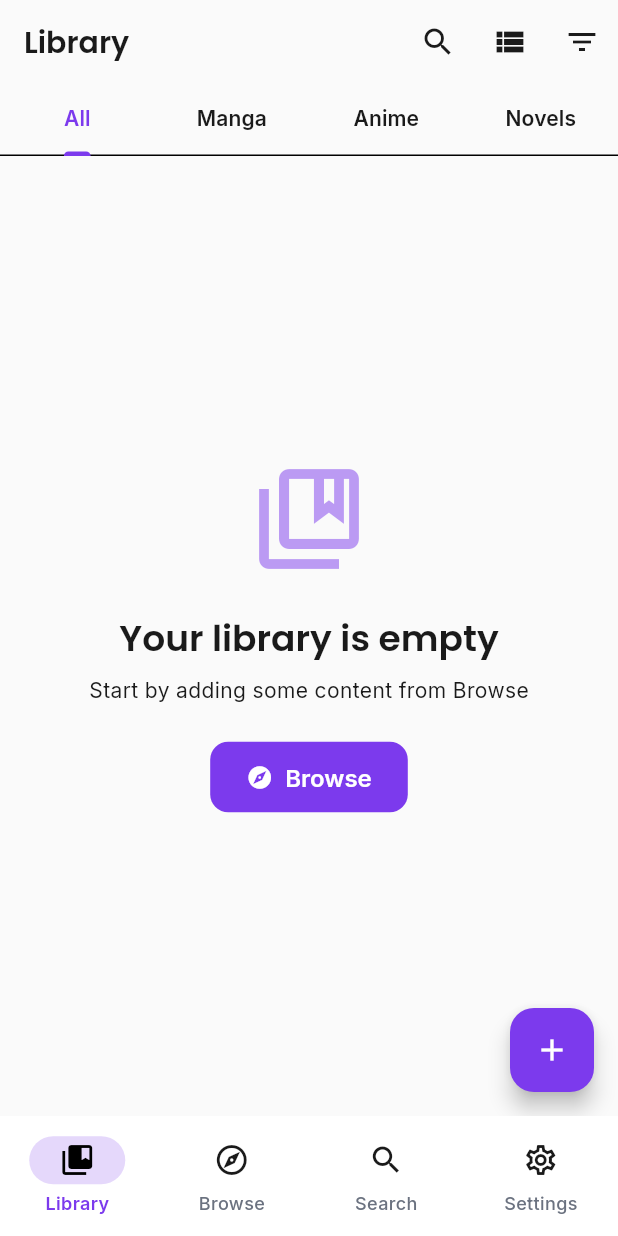
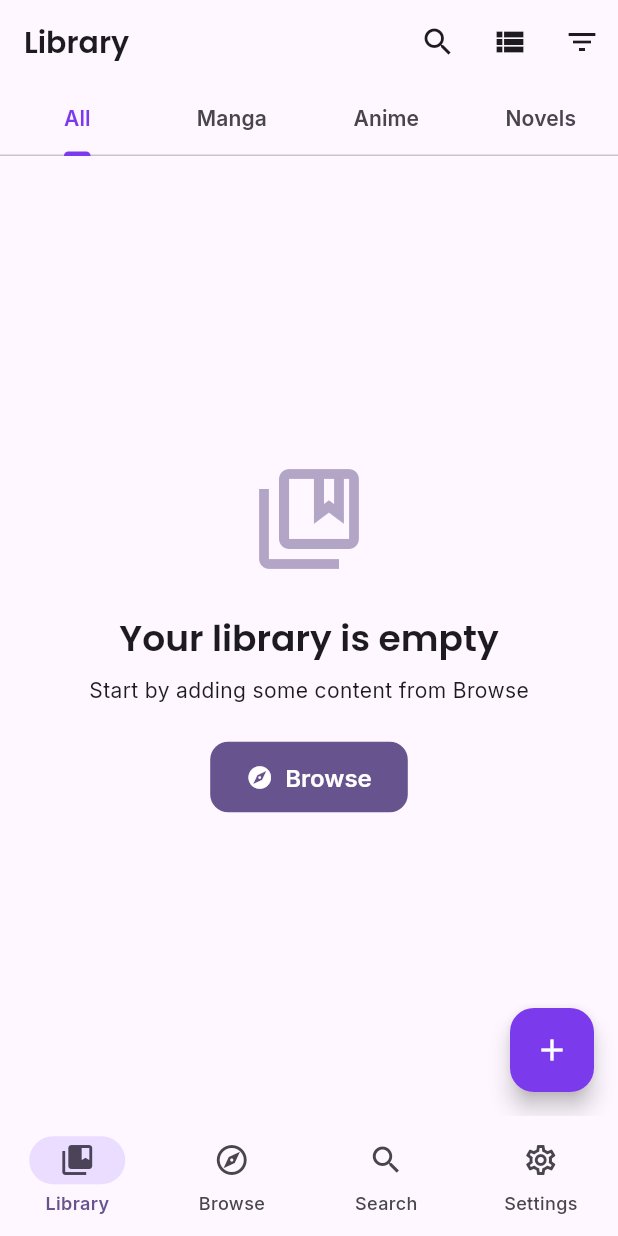
Before and after one commit to HUNTERZEN/aniwhere, a Flutter app: the screen it shows after launch, on a phone screen of 412 x 824 dp. Run offline on Flutter 3.47's test engine with Material 3 defaults, Android fonts, the phone set to English and light mode, and no system bars; drawn by our look-alikes of dynamic_color; our stand-ins replace cached_network_image, dio, file_picker, flutter_riverpod, go_router, google_fonts and 4 more; missing offline and left inert: flutter_web_auth_2, media_kit, media_kit_video; accounts and stored records are empty; generated files the repository leaves out were written again.

Commit message:
feat: integrate dynamic color support for Material You theming

```diff
--- a/lib/core/theme/app_theme.dart
+++ b/lib/core/theme/app_theme.dart
@@ -1,97 +1,96 @@
 import 'package:flutter/material.dart';
 import 'package:google_fonts/google_fonts.dart';
+import 'package:dynamic_color/dynamic_color.dart';
 import 'app_colors.dart';
 
 /// Theme configuration for Aniwhere
-/// Follows Material 3 design guidelines
+/// Follows Material 3 design guidelines with Material You dynamic colors
 class AppTheme {
   AppTheme._();
 
+  // Default purple color scheme (fallback when dynamic colors unavailable)
+  static const _defaultSeedColor = AppColors.primary;
+
   // Dark Theme (Default)
-  static ThemeData get darkTheme {
+  static ThemeData darkTheme([ColorScheme? dynamicScheme]) {
+    final colorScheme = dynamicScheme?.harmonized() ??
+        ColorScheme.fromSeed(
+          seedColor: _defaultSeedColor,
+          brightness: Brightness.dark,
+        );
+
     return ThemeData(
       useMaterial3: true,
       brightness: Brightness.dark,
-      colorScheme: const ColorScheme.dark(
-        primary: AppColors.primary,
-        primaryContainer: AppColors.primaryDark,
-        secondary: AppColors.accent,
-        secondaryContainer: AppColors.accentDark,
-        surface: AppColors.surfaceDark,
-        error: AppColors.error,
-        onPrimary: Colors.white,
-        onSecondary: Colors.black,
-        onSurface: AppColors.textPrimaryDark,
-        onError: Colors.white,
-      ),
-      scaffoldBackgroundColor: AppColors.bgDark,
+      colorScheme: colorScheme,
+      scaffoldBackgroundColor: colorScheme.surface,
       // AppBar Theme
       appBarTheme: AppBarTheme(
-        backgroundColor: AppColors.bgDark,
-        foregroundColor: AppColors.textPrimaryDark,
+        backgroundColor: colorScheme.surface,
+        foregroundColor: colorScheme.onSurface,
         elevation: 0,
         centerTitle: false,
         titleTextStyle: GoogleFonts.poppins(
           fontSize: 20,
           fontWeight: FontWeight.w600,
-          color: AppColors.textPrimaryDark,
+          color: colorScheme.onSurface,
         ),
       ),
       // Card Theme
       cardTheme: CardThemeData(
-        color: AppColors.cardDark,
+        color: colorScheme.surfaceContainerHighest,
         elevation: 0,
         shape: RoundedRectangleBorder(
           borderRadius: BorderRadius.circular(12),
         ),
       ),
       // Bottom Navigation Theme
-      bottomNavigationBarTheme: const BottomNavigationBarThemeData(
-        backgroundColor: AppColors.surfaceDark,
-        selectedItemColor: AppColors.primary,
-        unselectedItemColor: AppColors.textSecondaryDark,
+      bottomNavigationBarTheme: BottomNavigationBarThemeData(
+        backgroundColor: colorScheme.surface,
+        selectedItemColor: colorScheme.primary,
+        unselectedItemColor: colorScheme.onSurfaceVariant,
         type: BottomNavigationBarType.fixed,
         elevation: 8,
       ),
       // Navigation Bar Theme (Material 3)
       navigationBarTheme: NavigationBarThemeData(
-        backgroundColor: AppColors.surfaceDark,
-        indicatorColor: AppColors.primary.withOpacity(0.2),
+        backgroundColor: colorScheme.surface,
+        indicatorColor: colorScheme.primaryContainer,
         labelTextStyle: WidgetStateProperty.resolveWith((states) {
           if (states.contains(WidgetState.selected)) {
             return GoogleFonts.inter(
               fontSize: 12,
               fontWeight: FontWeight.w600,
-              color: AppColors.primary,
+              color: colorScheme.primary,
             );
           }
           return GoogleFonts.inter(
             fontSize: 12,
             fontWeight: FontWeight.w500,
-            color: AppColors.textSecondaryDark,
+            color: colorScheme.onSurfaceVariant,
           );
         }),
       ),
       // Input Decoration Theme
       inputDecorationTheme: InputDecorationTheme(
         filled: true,
-        fillColor: AppColors.cardDark,
+        fillColor: colorScheme.surfaceContainerHighest,
         border: OutlineInputBorder(
           borderRadius: BorderRadius.circular(12),
           borderSide: BorderSide.none,
         ),
         focusedBorder: OutlineInputBorder(
           borderRadius: BorderRadius.circular(12),
-          borderSide: const BorderSide(color: AppColors.primary, width: 2),
+          borderSide: BorderSide(color: colorScheme.primary, width: 2),
         ),
         contentPadding: const EdgeInsets.symmetric(horizontal: 16, vertical: 14),
-        hintStyle: GoogleFonts.inter(color: AppColors.textTertiaryDark),
+        hintStyle: GoogleFonts.inter(color: colorScheme.onSurfaceVariant),
       ),
       // Elevated Button Theme
       elevatedButtonTheme: ElevatedButtonThemeData(
         style: ElevatedButton.styleFrom(
-          backgroundColor: AppColors.primary,
-          foregroundColor: Colors.white,
+          backgroundColor: colorScheme.primary,
+          foregroundColor: colorScheme.onPrimary,
           elevation: 0,
           padding: const EdgeInsets.symmetric(horizontal: 24, vertical: 14),
           shape: RoundedRectangleBorder(
@@ -106,7 +105,7 @@ class AppTheme {
       // Text Button Theme
       textButtonTheme: TextButtonThemeData(
         style: TextButton.styleFrom(
-          foregroundColor: AppColors.primary,
+          foregroundColor: colorScheme.primary,
           textStyle: GoogleFonts.inter(
             fontSize: 16,
             fontWeight: FontWeight.w600,
@@ -114,22 +113,22 @@ class AppTheme {
         ),
       ),
       // Icon Theme
-      iconTheme: const IconThemeData(
-        color: AppColors.textSecondaryDark,
+      iconTheme: IconThemeData(
+        color: colorScheme.onSurfaceVariant,
         size: 24,
       ),
       // Text Theme
-      textTheme: _buildTextTheme(isDark: true),
+      textTheme: _buildTextTheme(colorScheme: colorScheme),
       // Divider Theme
-      dividerTheme: const DividerThemeData(
-        color: AppColors.borderDark,
+      dividerTheme: DividerThemeData(
+        color: colorScheme.outlineVariant,
         thickness: 1,
         space: 1,
       ),
       // Chip Theme
       chipTheme: ChipThemeData(
-        backgroundColor: AppColors.cardDark,
-        selectedColor: AppColors.primary,
+        backgroundColor: colorScheme.surfaceContainerHighest,
+        selectedColor: colorScheme.primaryContainer,
         labelStyle: GoogleFonts.inter(fontSize: 14),
         shape: RoundedRectangleBorder(
           borderRadius: BorderRadius.circular(8),
@@ -139,90 +138,85 @@ class AppTheme {
   }
 
   // Light Theme
-  static ThemeData get lightTheme {
+  static ThemeData lightTheme([ColorScheme? dynamicScheme]) {
+    final colorScheme = dynamicScheme?.harmonized() ??
+        ColorScheme.fromSeed(
+          seedColor: _defaultSeedColor,
+          brightness: Brightness.light,
+        );
+
     return ThemeData(
       useMaterial3: true,
       brightness: Brightness.light,
-      colorScheme: const ColorScheme.light(
-        primary: AppColors.primary,
-        primaryContainer: AppColors.primaryLight,
-        secondary: AppColors.accent,
-        secondaryContainer: AppColors.accentLight,
-        surface: AppColors.surfaceLight,
-        error: AppColors.error,
-        onPrimary: Colors.white,
-        onSecondary: Colors.black,
-        onSurface: AppColors.textPrimaryLight,
-        onError: Colors.white,
-      ),
-      scaffoldBackgroundColor: AppColors.bgLight,
+      colorScheme: colorScheme,
+      scaffoldBackgroundColor: colorScheme.surface,
       // AppBar Theme
       appBarTheme: AppBarTheme(
-        backgroundColor: AppColors.bgLight,
-        foregroundColor: AppColors.textPrimaryLight,
+        backgroundColor: colorScheme.surface,
+        foregroundColor: colorScheme.onSurface,
         elevation: 0,
         centerTitle: false,
         titleTextStyle: GoogleFonts.poppins(
           fontSize: 20,
           fontWeight: FontWeight.w600,
-          color: AppColors.textPrimaryLight,
+          color: colorScheme.onSurface,
         ),
       ),
       // Card Theme
       cardTheme: CardThemeData(
-        color: AppColors.cardLight,
+        color: colorScheme.surfaceContainerHighest,
         elevation: 0,
         shape: RoundedRectangleBorder(
           borderRadius: BorderRadius.circular(12),
         ),
       ),
       // Bottom Navigation Theme
-      bottomNavigationBarTheme: const BottomNavigationBarThemeData(
-        backgroundColor: AppColors.surfaceLight,
-        selectedItemColor: AppColors.primary,
-        unselectedItemColor: AppColors.textSecondaryLight,
+      bottomNavigationBarTheme: BottomNavigationBarThemeData(
+        backgroundColor: colorScheme.surface,
+        selectedItemColor: colorScheme.primary,
+        unselectedItemColor: colorScheme.onSurfaceVariant,
         type: BottomNavigationBarType.fixed,
         elevation: 8,
       ),
       // Navigation Bar Theme (Material 3)
       navigationBarTheme: NavigationBarThemeData(
-        backgroundColor: AppColors.surfaceLight,
-        indicatorColor: AppColors.primary.withOpacity(0.2),
+        backgroundColor: colorScheme.surface,
+        indicatorColor: colorScheme.primaryContainer,
         labelTextStyle: WidgetStateProperty.resolveWith((states) {
           if (states.contains(WidgetState.selected)) {
             return GoogleFonts.inter(
               fontSize: 12,
               fontWeight: FontWeight.w600,
-              color: AppColors.primary,
+              color: colorScheme.primary,
             );
           }
           return GoogleFonts.inter(
             fontSize: 12,
             fontWeight: FontWeight.w500,
-            color: AppColors.textSecondaryLight,
+            color: colorScheme.onSurfaceVariant,
           );
         }),
       ),
       // Input Decoration Theme
       inputDecorationTheme: InputDecorationTheme(
         filled: true,
-        fillColor: AppColors.cardLight,
+        fillColor: colorScheme.surfaceContainerHighest,
         border: OutlineInputBorder(
           borderRadius: BorderRadius.circular(12),
           borderSide: BorderSide.none,
         ),
         focusedBorder: OutlineInputBorder(
           borderRadius: BorderRadius.circular(12),
-          borderSide: const BorderSide(color: AppColors.primary, width: 2),
+          borderSide: BorderSide(color: colorScheme.primary, width: 2),
         ),
         contentPadding: const EdgeInsets.symmetric(horizontal: 16, vertical: 14),
-        hintStyle: GoogleFonts.inter(color: AppColors.textTertiaryLight),
+        hintStyle: GoogleFonts.inter(color: colorScheme.onSurfaceVariant),
       ),
       // Elevated Button Theme
       elevatedButtonTheme: ElevatedButtonThemeData(
         style: ElevatedButton.styleFrom(
-          backgroundColor: AppColors.primary,
-          foregroundColor: Colors.white,
+          backgroundColor: colorScheme.primary,
+          foregroundColor: colorScheme.onPrimary,
           elevation: 0,
           padding: const EdgeInsets.symmetric(horizontal: 24, vertical: 14),
           shape: RoundedRectangleBorder(
@@ -237,7 +231,7 @@ class AppTheme {
       // Text Button Theme
       textButtonTheme: TextButtonThemeData(
         style: TextButton.styleFrom(
-          foregroundColor: AppColors.primary,
+          foregroundColor: colorScheme.primary,
           textStyle: GoogleFonts.inter(
             fontSize: 16,
             fontWeight: FontWeight.w600,
@@ -245,22 +239,22 @@ class AppTheme {
         ),
       ),
       // Icon Theme
-      iconTheme: const IconThemeData(
-        color: AppColors.textSecondaryLight,
+      iconTheme: IconThemeData(
+        color: colorScheme.onSurfaceVariant,
         size: 24,
       ),
       // Text Theme
-      textTheme: _buildTextTheme(isDark: false),
+      textTheme: _buildTextTheme(colorScheme: colorScheme),
       // Divider Theme
-      dividerTheme: const DividerThemeData(
-        color: AppColors.borderLight,
+      dividerTheme: DividerThemeData(
+        color: colorScheme.outlineVariant,
         thickness: 1,
         space: 1,
       ),
       // Chip Theme
       chipTheme: ChipThemeData(
-        backgroundColor: AppColors.cardLight,
-        selectedColor: AppColors.primary,
+        backgroundColor: colorScheme.surfaceContainerHighest,
+        selectedColor: colorScheme.primaryContainer,
         labelStyle: GoogleFonts.inter(fontSize: 14),
         shape: RoundedRectangleBorder(
           borderRadius: BorderRadius.circular(8),
@@ -270,11 +264,9 @@ class AppTheme {
   }
 
   // Build Text Theme
-  static TextTheme _buildTextTheme({required bool isDark}) {
-    final Color primaryColor =
-        isDark ? AppColors.textPrimaryDark : AppColors.textPrimaryLight;
-    final Color secondaryColor =
-        isDark ? AppColors.textSecondaryDark : AppColors.textSecondaryLight;
+  static TextTheme _buildTextTheme({required ColorScheme colorScheme}) {
+    final Color primaryColor = colorScheme.onSurface;
+    final Color secondaryColor = colorScheme.onSurfaceVariant;
 
     return TextTheme(
       // Display styles (Poppins for headings)
--- a/lib/main.dart
+++ b/lib/main.dart
@@ -2,6 +2,7 @@ import 'package:flutter/material.dart' as material show ThemeMode;
 import 'package:flutter/material.dart' hide ThemeMode;
 import 'package:flutter/services.dart';
 import 'package:flutter_riverpod/flutter_riverpod.dart';
+import 'package:dynamic_color/dynamic_color.dart';
 // import 'package:media_kit/media_kit.dart'; // Uncomment when media_kit is enabled
 
 import 'core/theme/app_theme.dart';
@@ -48,15 +49,19 @@ class AniwhereApp extends ConsumerWidget {
   Widget build(BuildContext context, WidgetRef ref) {
     final themeMode = ref.watch(themeNotifierProvider);
 
+    return DynamicColorBuilder(
+      builder: (ColorScheme? lightDynamic, ColorScheme? darkDynamic) {
         return MaterialApp.router(
           title: 'Aniwhere',
           debugShowCheckedModeBanner: false,
-      // Theme configuration
-      theme: AppTheme.lightTheme,
-      darkTheme: AppTheme.darkTheme,
+          // Theme configuration with Material You dynamic colors
+          theme: AppTheme.lightTheme(lightDynamic),
+          darkTheme: AppTheme.darkTheme(darkDynamic),
           themeMode: _mapThemeMode(themeMode),
           // Router configuration
           routerConfig: AppRouter.router,
+        );
+      },
     );
   }
 
--- a/pubspec.yaml
+++ b/pubspec.yaml
@@ -51,6 +51,7 @@ dependencies:
   share_plus: ^12.0.2
   html: ^0.15.6
   package_info_plus: ^8.1.2
+  dynamic_color: ^1.8.1
 
 dev_dependencies:
   flutter_test:
```
Also changed, not shown: 5 other files. Lines whose indentation alone changed are shown as unchanged.
